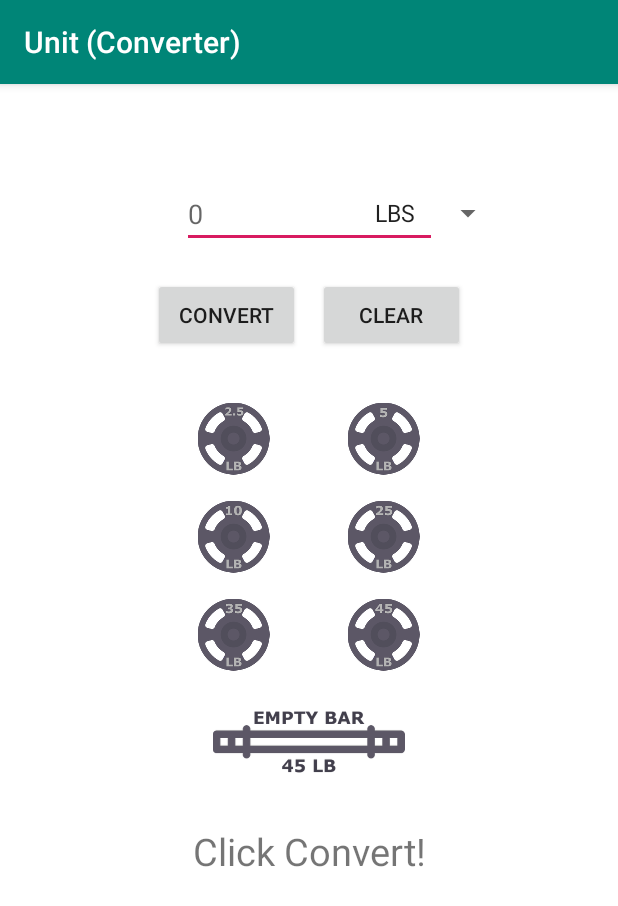
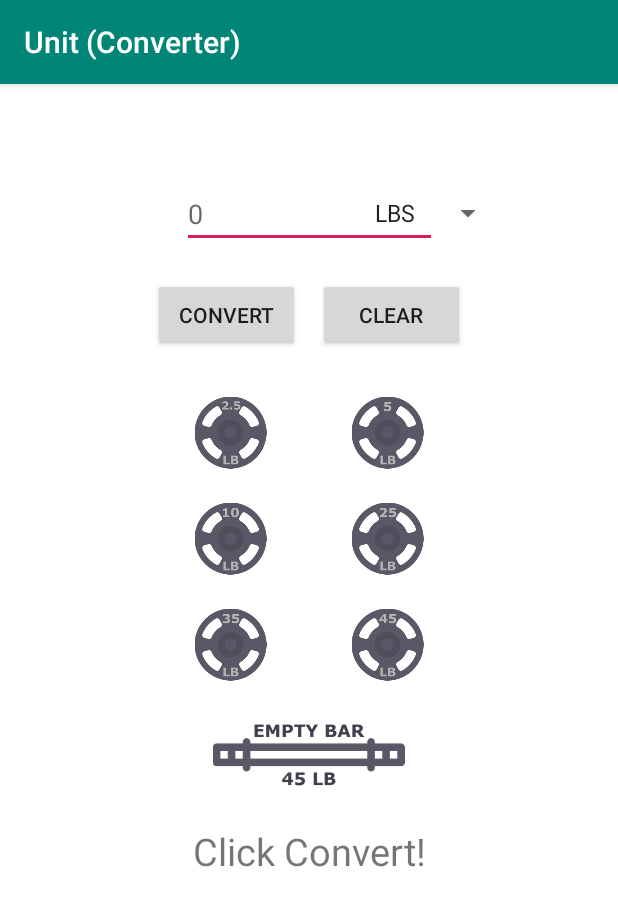
Before and after one commit to minchanhan/Gym-Weight-Converter, an Android app: the screen it shows after launch (MainActivity), on a phone screen of 412 x 824 dp. Shown: the top 906 px of the screen. Run offline under Robolectric (Android 15) with nearby library versions, the phone set to English and light mode, and no system bars.

Commit message:
Fine-tuned some layout values and grammar

```diff
--- a/app/src/main/java/com/example/unitconverter/MainActivity.java
+++ b/app/src/main/java/com/example/unitconverter/MainActivity.java
@@ -172,11 +172,11 @@ public class MainActivity extends AppCompatActivity implements AdapterView.OnIte
                         for (int i = 0; i < answerLen; ++i) {
                             if (answer.charAt(i) == '.') firstDecimal = answer.charAt(i + 1);
                         }
-                        rounded = roundedSoln + " KGS";
+                        rounded = "Rounded: " + roundedSoln + " KGS";
                         if (firstDecimal >= 48 && firstDecimal <= 52) { // Using Ascii values
                             txtDisplayAnswer.setText(rounded); // Bigger, Integer Value
                         } else {
-                            String roundUp = (roundedSoln + 1) + " KGS";
+                            String roundUp = "Rounded: " + (roundedSoln + 1) + " KGS";
                             txtDisplayAnswer.setText(roundUp);
                         }
                     } else { // If converting from Kgs to Lbs
@@ -193,11 +193,11 @@ public class MainActivity extends AppCompatActivity implements AdapterView.OnIte
                         for (int i = 0; i < answerLen; ++i) {
                             if (answer.charAt(i) == '.') firstDecimal = answer.charAt(i + 1);
                         }
-                        rounded = roundedSoln + " LBS";
+                        rounded = "Rounded: " + roundedSoln + " LBS";
                         if (firstDecimal >= 48 && firstDecimal <= 52) { // Using Ascii values
                             txtDisplayAnswer.setText(rounded); // Bigger, Integer Value
                         } else {
-                            String roundUp = (roundedSoln + 1) + " LBS";
+                            String roundUp = "Rounded: " + (roundedSoln + 1) + " LBS";
                             txtDisplayAnswer.setText(roundUp);
                         }
                     }
--- a/app/src/main/res/layout/activity_main.xml
+++ b/app/src/main/res/layout/activity_main.xml
@@ -77,22 +77,22 @@
         app:layout_constraintEnd_toEndOf="parent"
         app:layout_constraintStart_toStartOf="parent"
         app:layout_constraintTop_toBottomOf="@+id/txtDisplayAnswer"
-        app:layout_constraintVertical_bias="0.45" />
+        app:layout_constraintVertical_bias="0.4" />
 
 
     <androidx.constraintlayout.widget.ConstraintLayout
         android:id="@+id/constraintPlates"
-        android:layout_width="220dp"
-        android:layout_height="210dp"
-        android:layout_marginTop="20dp"
+        android:layout_width="240dp"
+        android:layout_height="220dp"
+        android:layout_marginTop="16dp"
         app:layout_constraintEnd_toEndOf="parent"
         app:layout_constraintStart_toStartOf="parent"
         app:layout_constraintTop_toBottomOf="@+id/btnConvert">
 
         <LinearLayout
             android:id="@+id/linearLayoutLB"
-            android:layout_width="200dp"
-            android:layout_height="60dp"
+            android:layout_width="210dp"
+            android:layout_height="65dp"
             android:layout_marginStart="5dp"
             android:layout_marginLeft="5dp"
             android:layout_marginTop="5dp"
@@ -128,8 +128,8 @@
 
         <LinearLayout
             android:id="@+id/linearLayoutKG"
-            android:layout_width="200dp"
-            android:layout_height="60dp"
+            android:layout_width="210dp"
+            android:layout_height="65dp"
             android:layout_marginStart="5dp"
             android:layout_marginLeft="5dp"
             android:layout_marginTop="5dp"
@@ -165,8 +165,8 @@
 
         <LinearLayout
             android:id="@+id/linearLayoutLB2"
-            android:layout_width="200dp"
-            android:layout_height="60dp"
+            android:layout_width="210dp"
+            android:layout_height="65dp"
             android:layout_marginStart="5dp"
             android:layout_marginLeft="5dp"
             android:layout_marginTop="5dp"
@@ -202,8 +202,8 @@
 
         <LinearLayout
             android:id="@+id/linearLayoutKG2"
-            android:layout_width="200dp"
-            android:layout_height="60dp"
+            android:layout_width="210dp"
+            android:layout_height="65dp"
             android:layout_marginStart="5dp"
             android:layout_marginLeft="5dp"
             android:layout_marginTop="5dp"
@@ -239,8 +239,8 @@
 
         <LinearLayout
             android:id="@+id/linearLayoutLB3"
-            android:layout_width="200dp"
-            android:layout_height="60dp"
+            android:layout_width="210dp"
+            android:layout_height="65dp"
             android:layout_marginStart="5dp"
             android:layout_marginLeft="5dp"
             android:layout_marginTop="5dp"
@@ -276,8 +276,8 @@
 
         <LinearLayout
             android:id="@+id/linearLayoutKG3"
-            android:layout_width="200dp"
-            android:layout_height="60dp"
+            android:layout_width="210dp"
+            android:layout_height="65dp"
             android:layout_marginStart="5dp"
             android:layout_marginLeft="5dp"
             android:layout_marginTop="5dp"
@@ -318,7 +318,7 @@
         android:id="@+id/kgBarBtn"
         android:layout_width="wrap_content"
         android:layout_height="wrap_content"
-        android:layout_marginTop="7dp"
+        android:layout_marginTop="10dp"
         android:background="@android:color/white"
         android:contentDescription="@string/AddsValue"
         app:layout_constraintEnd_toEndOf="parent"
@@ -330,7 +330,7 @@
         android:id="@+id/lbBarBtn"
         android:layout_width="wrap_content"
         android:layout_height="wrap_content"
-        android:layout_marginTop="7dp"
+        android:layout_marginTop="10dp"
         android:background="@android:color/white"
         android:contentDescription="@string/AddsValue"
         app:layout_constraintEnd_toEndOf="parent"
```
